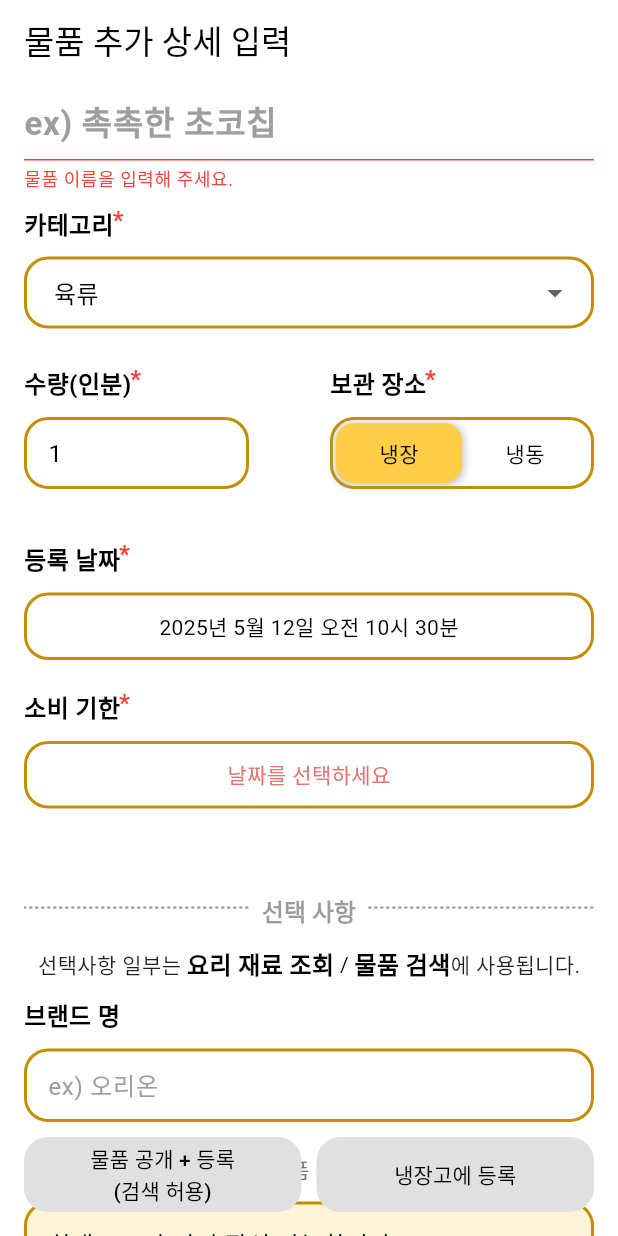
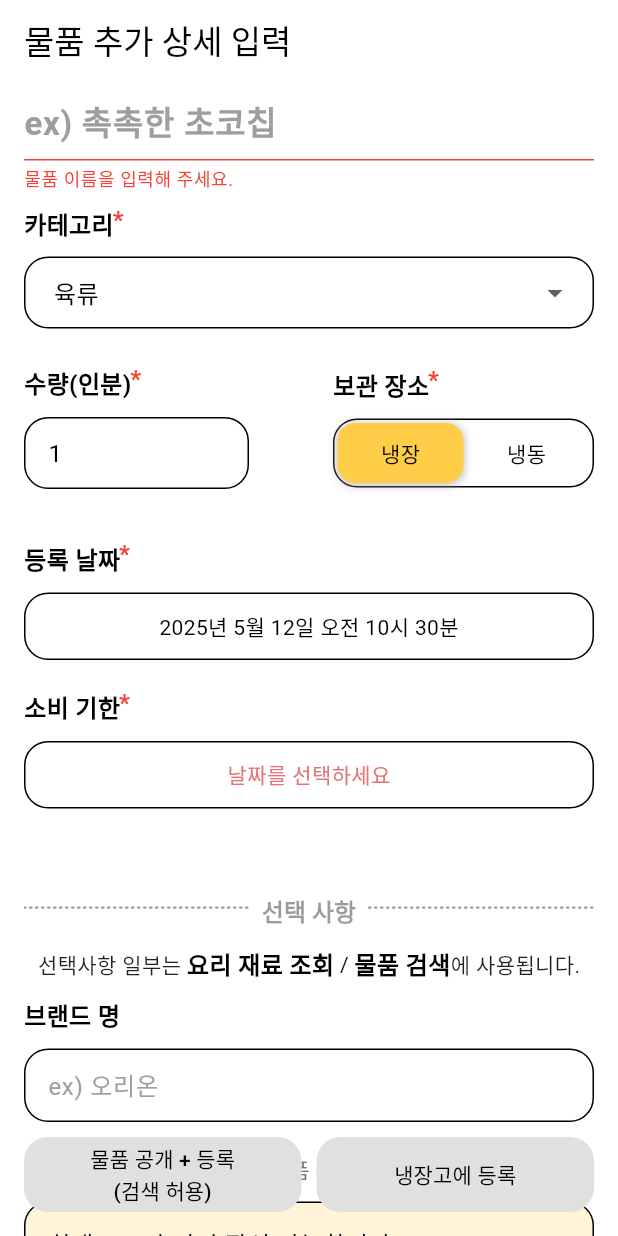
Before and after one commit to Mango-Fridge/Frontend, a Flutter app: the AddContentView screen opened by its route, on a phone screen of 412 x 824 dp. Run offline on Flutter 3.47's test engine with Material 3 defaults, Android fonts, the phone set to English and light mode, and no system bars; drawn by our look-alikes of custom_sliding_segmented_control; our stand-ins replace dio, flutter_dotenv, flutter_riverpod, fluttertoast, freezed_annotation, go_router and 7 more; missing offline and left inert: kakao_flutter_sdk; accounts and stored records are empty; generated files the repository leaves out were written again; Roboto replaces fonts that are missing (Mainfonts).

Commit message:
[Design]: Refrigerator-AddContent&SearchItem-물품 추가 button에서 width 제거 및 검은색으로 통일 #176

```diff
--- a/lib/design.dart
+++ b/lib/design.dart
@@ -60,7 +60,7 @@ class Design {
       mainColor = const Color.fromRGBO(255, 205, 72, 1.0),
       subColor = const Color.fromRGBO(255, 244, 216, 1.0),
       textFieldColor = const Color.fromRGBO(255, 238, 192, 1.0),
-      textFieldborderColor = const Color.fromRGBO(195, 142, 1, 1.0),
+      textFieldborderColor = const Color.fromARGB(255, 0, 0, 0),
       cancelColor = const Color.fromRGBO(255, 208, 208, 1.0),
       cookBtnColor = const Color.fromRGBO(219, 254, 128, 1.0),
 
--- a/lib/view/refrigerator/add_content_view.dart
+++ b/lib/view/refrigerator/add_content_view.dart
@@ -66,6 +66,11 @@ class _AddContentViewState extends ConsumerState<AddContentView> {
   final GlobalKey _fatKey = GlobalKey();
 
   final ScrollController _scrollController = ScrollController();
+
+  final OutlineInputBorder textFieldBorder = OutlineInputBorder(
+    borderSide: const BorderSide(color: Colors.black),
+    borderRadius: BorderRadius.circular(16.0),
+  );
 
   @override
   void initState() {
@@ -177,16 +182,10 @@ class _AddContentViewState extends ConsumerState<AddContentView> {
           ),
           decoration: InputDecoration(
             enabledBorder: UnderlineInputBorder(
-              borderSide: BorderSide(
-                color: design.textFieldborderColor,
-                width: 2,
-              ),
+              borderSide: BorderSide(color: design.textFieldborderColor),
             ),
             focusedBorder: UnderlineInputBorder(
-              borderSide: BorderSide(
-                color: design.textFieldborderColor,
-                width: 2,
-              ),
+              borderSide: BorderSide(color: design.textFieldborderColor),
             ),
             hintText: 'ex) 촉촉한 초코칩',
             hintStyle: const TextStyle(color: Colors.grey),
@@ -222,20 +221,8 @@ class _AddContentViewState extends ConsumerState<AddContentView> {
                         controller: categoryController,
                         decoration: InputDecoration(
                           isDense: true,
-                          enabledBorder: OutlineInputBorder(
-                            borderSide: BorderSide(
-                              color: design.textFieldborderColor,
-                              width: 2.0,
-                            ),
-                            borderRadius: BorderRadius.circular(16.0),
-                          ),
-                          focusedBorder: OutlineInputBorder(
-                            borderSide: BorderSide(
-                              color: design.textFieldborderColor,
-                              width: 2.0,
-                            ),
-                            borderRadius: BorderRadius.circular(16.0),
-                          ),
+                          enabledBorder: textFieldBorder,
+                          focusedBorder: textFieldBorder,
                         ),
                         onChanged: (String value) {
                           ref
@@ -264,27 +251,9 @@ class _AddContentViewState extends ConsumerState<AddContentView> {
                   isExpanded: true,
                   decoration: InputDecoration(
                     contentPadding: EdgeInsets.zero,
-                    border: OutlineInputBorder(
-                      borderSide: BorderSide(
-                        color: design.textFieldborderColor,
-                        width: 2.0,
-                      ),
-                      borderRadius: BorderRadius.circular(16.0),
-                    ),
-                    enabledBorder: OutlineInputBorder(
-                      borderSide: BorderSide(
-                        color: design.textFieldborderColor,
-                        width: 2.0,
-                      ),
-                      borderRadius: BorderRadius.circular(16.0),
-                    ),
-                    focusedBorder: OutlineInputBorder(
-                      borderSide: BorderSide(
-                        color: design.textFieldborderColor,
-                        width: 2.0,
-                      ),
-                      borderRadius: BorderRadius.circular(16.0),
-                    ),
+                    border: textFieldBorder,
+                    enabledBorder: textFieldBorder,
+                    focusedBorder: textFieldBorder,
                   ),
                   dropdownStyleData: DropdownStyleData(
                     decoration: BoxDecoration(
@@ -348,20 +317,8 @@ class _AddContentViewState extends ConsumerState<AddContentView> {
                     controller: countController,
                     keyboardType: TextInputType.number,
                     decoration: InputDecoration(
-                      enabledBorder: OutlineInputBorder(
-                        borderSide: BorderSide(
-                          color: design.textFieldborderColor,
-                          width: 2.0,
-                        ),
-                        borderRadius: BorderRadius.circular(16.0),
-                      ),
-                      focusedBorder: OutlineInputBorder(
-                        borderSide: BorderSide(
-                          color: design.textFieldborderColor,
-                          width: 2.0,
-                        ),
-                        borderRadius: BorderRadius.circular(16.0),
-                      ),
+                      enabledBorder: textFieldBorder,
+                      focusedBorder: textFieldBorder,
                       errorText:
                           _addContentState?.contentCountErrorMessage?.isEmpty ??
                                   true
@@ -429,10 +386,7 @@ class _AddContentViewState extends ConsumerState<AddContentView> {
                 height: 45,
                 decoration: BoxDecoration(
                   borderRadius: BorderRadius.circular(16.0),
-                  border: Border.all(
-                    color: design.textFieldborderColor,
-                    width: 2,
-                  ),
+                  border: Border.all(color: design.textFieldborderColor),
                 ),
                 child: Align(
                   alignment: Alignment.center,
@@ -467,10 +421,7 @@ class _AddContentViewState extends ConsumerState<AddContentView> {
                 height: 45,
                 decoration: BoxDecoration(
                   borderRadius: BorderRadius.circular(16.0),
-                  border: Border.all(
-                    color: design.textFieldborderColor,
-                    width: 2,
-                  ),
+                  border: Border.all(color: design.textFieldborderColor),
                 ),
                 child: Align(
                   alignment: Alignment.center,
@@ -548,20 +499,8 @@ class _AddContentViewState extends ConsumerState<AddContentView> {
                   controller: brandNameController,
                   textAlign: TextAlign.left,
                   decoration: InputDecoration(
-                    enabledBorder: OutlineInputBorder(
-                      borderSide: BorderSide(
-                        color: design.textFieldborderColor,
-                        width: 2.0,
-                      ),
-                      borderRadius: BorderRadius.circular(16.0),
-                    ),
-                    focusedBorder: OutlineInputBorder(
-                      borderSide: BorderSide(
-                        color: design.textFieldborderColor,
-                        width: 2.0,
-                      ),
-                      borderRadius: BorderRadius.circular(16.0),
-                    ),
+                    enabledBorder: textFieldBorder,
+                    focusedBorder: textFieldBorder,
                     hintText: "ex) 오리온",
                     hintStyle: const TextStyle(color: Colors.grey),
                     isDense: true,
@@ -602,20 +541,8 @@ class _AddContentViewState extends ConsumerState<AddContentView> {
                 hintText: "최대 100자 까지 작성 가능합니다.",
                 filled: true,
                 fillColor: design.subColor,
-                enabledBorder: OutlineInputBorder(
-                  borderSide: BorderSide(
-                    color: design.textFieldborderColor,
-                    width: 2.0,
-                  ),
-                  borderRadius: BorderRadius.circular(16.0),
-                ),
-                focusedBorder: OutlineInputBorder(
-                  borderSide: BorderSide(
-                    color: design.textFieldborderColor,
-                    width: 2.0,
-                  ),
-                  borderRadius: BorderRadius.circular(16.0),
-                ),
+                enabledBorder: textFieldBorder,
+                focusedBorder: textFieldBorder,
               ),
             ),
           ],
@@ -654,20 +581,8 @@ class _AddContentViewState extends ConsumerState<AddContentView> {
                   controller: subCategoryController,
                   textAlign: TextAlign.left,
                   decoration: InputDecoration(
-                    enabledBorder: OutlineInputBorder(
-                      borderSide: BorderSide(
-                        color: design.textFieldborderColor,
-                        width: 2.0,
-                      ),
-                      borderRadius: BorderRadius.circular(16.0),
-                    ),
-                    focusedBorder: OutlineInputBorder(
-                      borderSide: BorderSide(
-                        color: design.textFieldborderColor,
-                        width: 2.0,
-                      ),
-                      borderRadius: BorderRadius.circular(16.0),
-                    ),
+                    enabledBorder: textFieldBorder,
+                    focusedBorder: textFieldBorder,
                     hintText: "ex) 돼지고기, 소고기",
                     hintStyle: const TextStyle(color: Colors.grey),
                     isDense: true,
@@ -754,27 +669,9 @@ class _AddContentViewState extends ConsumerState<AddContentView> {
                             style: const TextStyle(color: Colors.black),
                             decoration: InputDecoration(
                               hintText: 'ex) 150',
-                              enabledBorder: OutlineInputBorder(
-                                borderSide: BorderSide(
-                                  color: design.textFieldborderColor,
-                                  width: 2.0,
-                                ),
-                                borderRadius: BorderRadius.circular(16.0),
-                              ),
-                              disabledBorder: OutlineInputBorder(
-                                borderSide: BorderSide(
-                                  color: design.textFieldborderColor,
-                                  width: 2.0,
-                                ),
-                                borderRadius: BorderRadius.circular(16.0),
-                              ),
-                              focusedBorder: OutlineInputBorder(
-                                borderSide: BorderSide(
-                                  color: design.textFieldborderColor,
-                                  width: 2.0,
-                                ),
-                                borderRadius: BorderRadius.circular(16.0),
-                              ),
+                              enabledBorder: textFieldBorder,
+                              disabledBorder: textFieldBorder,
+                              focusedBorder: textFieldBorder,
                               isDense: true,
                             ),
                             onChanged: (String? newValue) {
@@ -938,7 +835,7 @@ class _AddContentViewState extends ConsumerState<AddContentView> {
         height: 40,
         children: segments,
         decoration: BoxDecoration(
-          border: Border.all(color: design.textFieldborderColor, width: 2),
+          border: Border.all(color: design.textFieldborderColor),
           color: Colors.white,
           borderRadius: BorderRadius.circular(16),
         ),
@@ -1132,27 +1029,9 @@ class _AddContentViewState extends ConsumerState<AddContentView> {
             enabled: enabled,
             decoration: InputDecoration(
               hintText: hintText,
-              enabledBorder: OutlineInputBorder(
-                borderSide: BorderSide(
-                  color: design.textFieldborderColor,
-                  width: 2.0,
-                ),
-                borderRadius: BorderRadius.circular(16.0),
-              ),
-              disabledBorder: OutlineInputBorder(
-                borderSide: BorderSide(
-                  color: design.textFieldborderColor,
-                  width: 2.0,
-                ),
-                borderRadius: BorderRadius.circular(16.0),
-              ),
-              focusedBorder: OutlineInputBorder(
-                borderSide: BorderSide(
-                  color: design.textFieldborderColor,
-                  width: 2.0,
-                ),
-                borderRadius: BorderRadius.circular(16.0),
-              ),
+              enabledBorder: textFieldBorder,
+              disabledBorder: textFieldBorder,
+              focusedBorder: textFieldBorder,
               isDense: true,
             ),
             onChanged: (String? newValue) {
--- a/lib/view/refrigerator/search_item_view.dart
+++ b/lib/view/refrigerator/search_item_view.dart
@@ -86,10 +86,7 @@ class _SearchContentViewState extends ConsumerState<SearchContentView> {
               decoration: BoxDecoration(
                 color: design.textFieldColor,
                 borderRadius: BorderRadius.circular(16),
-                border: Border.all(
-                  color: design.textFieldborderColor,
-                  width: 2,
-                ),
+                border: Border.all(color: design.textFieldborderColor),
               ),
               child: TextField(
                 controller: _controller,
```
